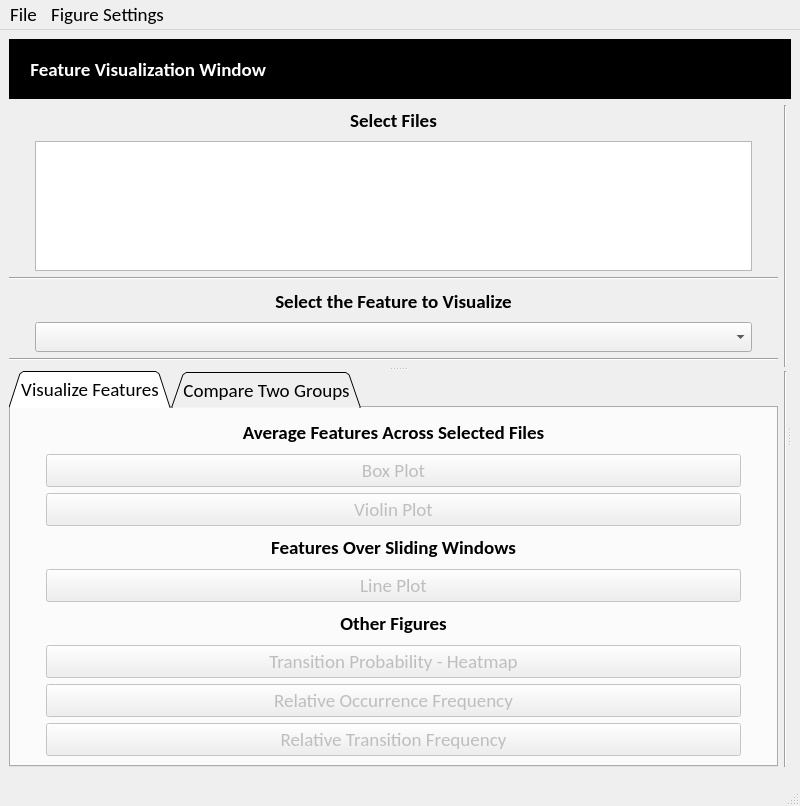
The window that EEG_COMET/ui/FeatureVisualizationWindow.ui (eeg-comet/eeg-comet) describes before a commit, drawn with Qt 5.
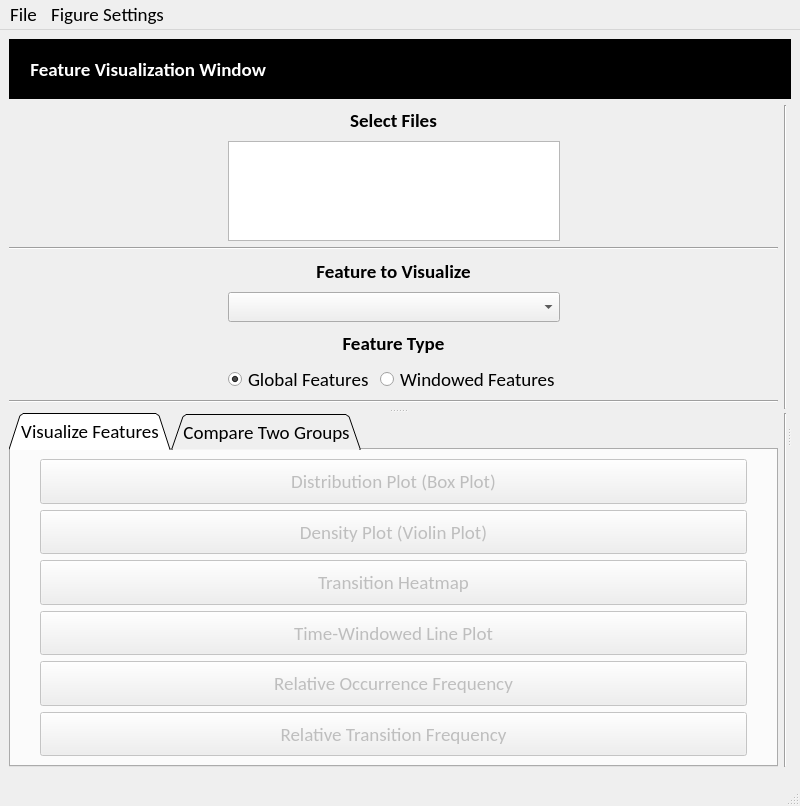
The same window after the commit.

```diff
--- a/EEG_COMET/ui/FeatureVisualizationWindow.ui
+++ b/EEG_COMET/ui/FeatureVisualizationWindow.ui
@@ -73,6 +73,170 @@
        </property>
        <widget class="QWidget" name="gridLayoutWidget">
         <layout class="QGridLayout" name="GLayout_1">
+         <item row="6" column="1">
+          <layout class="QHBoxLayout" name="horizontalLayout">
+           <item>
+            <widget class="QRadioButton" name="radioButton">
+             <property name="sizePolicy">
+              <sizepolicy hsizetype="Preferred" vsizetype="Preferred">
+               <horstretch>0</horstretch>
+               <verstretch>0</verstretch>
+              </sizepolicy>
+             </property>
+             <property name="minimumSize">
+              <size>
+               <width>0</width>
+               <height>30</height>
+              </size>
+             </property>
+             <property name="maximumSize">
+              <size>
+               <width>16777215</width>
+               <height>60</height>
+              </size>
+             </property>
+             <property name="text">
+              <string>Global Features</string>
+             </property>
+             <property name="checked">
+              <bool>true</bool>
+             </property>
+             <attribute name="buttonGroup">
+              <string notr="true">buttonGroup</string>
+             </attribute>
+            </widget>
+           </item>
+           <item>
+            <widget class="QRadioButton" name="radioButton_2">
+             <property name="sizePolicy">
+              <sizepolicy hsizetype="Preferred" vsizetype="Preferred">
+               <horstretch>0</horstretch>
+               <verstretch>0</verstretch>
+              </sizepolicy>
+             </property>
+             <property name="minimumSize">
+              <size>
+               <width>0</width>
+               <height>30</height>
+              </size>
+             </property>
+             <property name="maximumSize">
+              <size>
+               <width>16777215</width>
+               <height>60</height>
+              </size>
+             </property>
+             <property name="text">
+              <string>Windowed Features</string>
+             </property>
+             <attribute name="buttonGroup">
+              <string notr="true">buttonGroup</string>
+             </attribute>
+            </widget>
+           </item>
+          </layout>
+         </item>
+         <item row="4" column="1">
+          <widget class="QComboBox" name="feature_combo">
+           <property name="sizePolicy">
+            <sizepolicy hsizetype="Preferred" vsizetype="Preferred">
+             <horstretch>0</horstretch>
+             <verstretch>0</verstretch>
+            </sizepolicy>
+           </property>
+           <property name="minimumSize">
+            <size>
+             <width>200</width>
+             <height>30</height>
+            </size>
+           </property>
+           <property name="maximumSize">
+            <size>
+             <width>16777215</width>
+             <height>60</height>
+            </size>
+           </property>
+           <property name="font">
+            <font>
+             <pointsize>14</pointsize>
+            </font>
+           </property>
+          </widget>
+         </item>
+         <item row="0" column="0" colspan="3">
+          <widget class="QLabel" name="filename_label">
+           <property name="sizePolicy">
+            <sizepolicy hsizetype="Preferred" vsizetype="Preferred">
+             <horstretch>0</horstretch>
+             <verstretch>0</verstretch>
+            </sizepolicy>
+           </property>
+           <property name="minimumSize">
+            <size>
+             <width>0</width>
+             <height>30</height>
+            </size>
+           </property>
+           <property name="maximumSize">
+            <size>
+             <width>16777215</width>
+             <height>60</height>
+            </size>
+           </property>
+           <property name="font">
+            <font>
+             <pointsize>14</pointsize>
+             <weight>75</weight>
+             <bold>true</bold>
+            </font>
+           </property>
+           <property name="text">
+            <string>Select Files</string>
+           </property>
+           <property name="alignment">
+            <set>Qt::AlignCenter</set>
+           </property>
+          </widget>
+         </item>
+         <item row="1" column="0">
+          <spacer name="HSpacer">
+           <property name="orientation">
+            <enum>Qt::Horizontal</enum>
+           </property>
+           <property name="sizeType">
+            <enum>QSizePolicy::Maximum</enum>
+           </property>
+           <property name="sizeHint" stdset="0">
+            <size>
+             <width>20</width>
+             <height>20</height>
+            </size>
+           </property>
+          </spacer>
+         </item>
+         <item row="2" column="0" colspan="3">
+          <widget class="Line" name="line_2">
+           <property name="orientation">
+            <enum>Qt::Horizontal</enum>
+           </property>
+          </widget>
+         </item>
+         <item row="1" column="2">
+          <spacer name="HSpacer_2">
+           <property name="orientation">
+            <enum>Qt::Horizontal</enum>
+           </property>
+           <property name="sizeType">
+            <enum>QSizePolicy::Maximum</enum>
+           </property>
+           <property name="sizeHint" stdset="0">
+            <size>
+             <width>20</width>
+             <height>20</height>
+            </size>
+           </property>
+          </spacer>
+         </item>
          <item row="1" column="1">
           <widget class="QListWidget" name="all_files_list">
            <property name="sizePolicy">
@@ -99,74 +263,15 @@
            </property>
           </widget>
          </item>
-         <item row="0" column="3" rowspan="7">
+         <item row="0" column="3" rowspan="9">
           <widget class="Line" name="line_1">
            <property name="orientation">
             <enum>Qt::Vertical</enum>
            </property>
           </widget>
          </item>
-         <item row="4" column="1">
-          <widget class="QComboBox" name="feature_combo">
-           <property name="sizePolicy">
-            <sizepolicy hsizetype="Preferred" vsizetype="Preferred">
-             <horstretch>0</horstretch>
-             <verstretch>0</verstretch>
-            </sizepolicy>
-           </property>
-           <property name="minimumSize">
-            <size>
-             <width>200</width>
-             <height>30</height>
-            </size>
-           </property>
-           <property name="maximumSize">
-            <size>
-             <width>16777215</width>
-             <height>60</height>
-            </size>
-           </property>
-           <property name="font">
-            <font>
-             <pointsize>14</pointsize>
-            </font>
-           </property>
-          </widget>
-         </item>
-         <item row="1" column="0">
-          <spacer name="HSpacer">
-           <property name="orientation">
-            <enum>Qt::Horizontal</enum>
-           </property>
-           <property name="sizeType">
-            <enum>QSizePolicy::Maximum</enum>
-           </property>
-           <property name="sizeHint" stdset="0">
-            <size>
-             <width>20</width>
-             <height>20</height>
-            </size>
-           </property>
-          </spacer>
-         </item>
-         <item row="1" column="2">
-          <spacer name="HSpacer_2">
-           <property name="orientation">
-            <enum>Qt::Horizontal</enum>
-           </property>
-           <property name="sizeType">
-            <enum>QSizePolicy::Maximum</enum>
-           </property>
-           <property name="sizeHint" stdset="0">
-            <size>
-             <width>20</width>
-             <height>20</height>
-            </size>
-           </property>
-          </spacer>
-         </item>
-         <item row="0" column="0" colspan="3">
-          <widget class="QLabel" name="filename_label">
+         <item row="3" column="0" colspan="3">
+          <widget class="QLabel" name="feature_label1">
            <property name="sizePolicy">
             <sizepolicy hsizetype="Preferred" vsizetype="Preferred">
              <horstretch>0</horstretch>
@@ -193,15 +298,15 @@
             </font>
            </property>
            <property name="text">
-            <string>Select Files</string>
+            <string>Feature to Visualize</string>
            </property>
            <property name="alignment">
             <set>Qt::AlignCenter</set>
            </property>
           </widget>
          </item>
-         <item row="2" column="0" colspan="3">
-          <widget class="Line" name="line_2">
+         <item row="7" column="0" colspan="3">
+          <widget class="Line" name="line_5">
            <property name="orientation">
             <enum>Qt::Horizontal</enum>
            </property>
@@ -239,48 +344,73 @@
            </property>
           </spacer>
          </item>
-         <item row="3" column="0" colspan="3">
-          <widget class="QLabel" name="feature_label">
-           <property name="sizePolicy">
-            <sizepolicy hsizetype="Preferred" vsizetype="Preferred">
-             <horstretch>0</horstretch>
-             <verstretch>0</verstretch>
-            </sizepolicy>
-           </property>
-           <property name="minimumSize">
-            <size>
-             <width>0</width>
-             <height>30</height>
-            </size>
-           </property>
-           <property name="maximumSize">
-            <size>
-             <width>16777215</width>
-             <height>60</height>
-            </size>
-           </property>
-           <property name="font">
-            <font>
-             <pointsize>14</pointsize>
-             <weight>75</weight>
-             <bold>true</bold>
-            </font>
-           </property>
-           <property name="text">
-            <string>Select the Feature to Visualize</string>
-           </property>
-           <property name="alignment">
-            <set>Qt::AlignCenter</set>
-           </property>
-          </widget>
-         </item>
          <item row="5" column="0" colspan="3">
-          <widget class="Line" name="line_5">
-           <property name="orientation">
-            <enum>Qt::Horizontal</enum>
+          <widget class="QLabel" name="feature_label2">
+           <property name="sizePolicy">
+            <sizepolicy hsizetype="Preferred" vsizetype="Preferred">
+             <horstretch>0</horstretch>
+             <verstretch>0</verstretch>
+            </sizepolicy>
+           </property>
+           <property name="minimumSize">
+            <size>
+             <width>0</width>
+             <height>30</height>
+            </size>
+           </property>
+           <property name="maximumSize">
+            <size>
+             <width>16777215</width>
+             <height>60</height>
+            </size>
+           </property>
+           <property name="font">
+            <font>
+             <pointsize>14</pointsize>
+             <weight>75</weight>
+             <bold>true</bold>
+            </font>
+           </property>
+           <property name="text">
+            <string>Feature Type</string>
+           </property>
+           <property name="alignment">
+            <set>Qt::AlignCenter</set>
            </property>
           </widget>
          </item>
+         <item row="6" column="0">
+          <spacer name="HSpacer_6">
+           <property name="orientation">
+            <enum>Qt::Horizontal</enum>
+           </property>
+           <property name="sizeType">
+            <enum>QSizePolicy::Maximum</enum>
+           </property>
+           <property name="sizeHint" stdset="0">
+            <size>
+             <width>20</width>
+             <height>20</height>
+            </size>
+           </property>
+          </spacer>
+         </item>
+         <item row="6" column="2">
+          <spacer name="HSpacer_10">
+           <property name="orientation">
+            <enum>Qt::Horizontal</enum>
+           </property>
+           <property name="sizeType">
+            <enum>QSizePolicy::Maximum</enum>
+           </property>
+           <property name="sizeHint" stdset="0">
+            <size>
+             <width>20</width>
+             <height>20</height>
+            </size>
+           </property>
+          </spacer>
+         </item>
         </layout>
        </widget>
        <widget class="QWidget" name="horizontalLayoutWidget">
@@ -304,40 +434,8 @@
              <string>Visualize Features</string>
             </attribute>
             <layout class="QGridLayout" name="gridLayout_2">
-             <item row="4" column="2">
-              <spacer name="HSpacer_11">
-               <property name="orientation">
-                <enum>Qt::Horizontal</enum>
-               </property>
-               <property name="sizeType">
-                <enum>QSizePolicy::Maximum</enum>
-               </property>
-               <property name="sizeHint" stdset="0">
-                <size>
-                 <width>20</width>
-                 <height>20</height>
-                </size>
-               </property>
-              </spacer>
-             </item>
-             <item row="1" column="0" rowspan="2">
-              <spacer name="HSpacer_5">
-               <property name="orientation">
-                <enum>Qt::Horizontal</enum>
-               </property>
-               <property name="sizeType">
-                <enum>QSizePolicy::Maximum</enum>
-               </property>
-               <property name="sizeHint" stdset="0">
-                <size>
-                 <width>20</width>
-                 <height>20</height>
-                </size>
-               </property>
-              </spacer>
-             </item>
-             <item row="6" column="1">
-              <widget class="QPushButton" name="plot_heatmap_button">
+             <item row="3" column="1">
+              <widget class="QPushButton" name="plot_all_dynamic_button">
                <property name="enabled">
                 <bool>false</bool>
                </property>
@@ -363,164 +461,11 @@
                 <cursorShape>PointingHandCursor</cursorShape>
                </property>
                <property name="text">
-                <string>Transition Probability - Heatmap</string>
+                <string>Time-Windowed Line Plot</string>
                </property>
               </widget>
              </item>
-             <item row="1" column="2" rowspan="2">
-              <spacer name="HSpacer_9">
-               <property name="orientation">
-                <enum>Qt::Horizontal</enum>
-               </property>
-               <property name="sizeType">
-                <enum>QSizePolicy::Maximum</enum>
-               </property>
-               <property name="sizeHint" stdset="0">
-                <size>
-                 <width>20</width>
-                 <height>20</height>
-                </size>
-               </property>
-              </spacer>
-             </item>
-             <item row="5" column="0" colspan="3">
-              <widget class="QLabel" name="plot_others_label">
-               <property name="sizePolicy">
-                <sizepolicy hsizetype="Preferred" vsizetype="Preferred">
-                 <horstretch>0</horstretch>
-                 <verstretch>0</verstretch>
-                </sizepolicy>
-               </property>
-               <property name="minimumSize">
-                <size>
-                 <width>0</width>
-                 <height>30</height>
-                </size>
-               </property>
-               <property name="maximumSize">
-                <size>
-                 <width>16777215</width>
-                 <height>60</height>
-                </size>
-               </property>
-               <property name="font">
-                <font>
-                 <pointsize>14</pointsize>
-                 <weight>75</weight>
-                 <bold>true</bold>
-                </font>
-               </property>
-               <property name="text">
-                <string>Other Figures</string>
-               </property>
-               <property name="alignment">
-                <set>Qt::AlignCenter</set>
-               </property>
-              </widget>
-             </item>
-             <item row="0" column="0" colspan="3">
-              <widget class="QLabel" name="plot_all_static_label">
-               <property name="sizePolicy">
-                <sizepolicy hsizetype="Preferred" vsizetype="Preferred">
-                 <horstretch>0</horstretch>
-                 <verstretch>0</verstretch>
-                </sizepolicy>
-               </property>
-               <property name="minimumSize">
-                <size>
-                 <width>0</width>
-                 <height>30</height>
-                </size>
-               </property>
-               <property name="maximumSize">
-                <size>
-                 <width>16777215</width>
-                 <height>60</height>
-                </size>
-               </property>
-               <property name="font">
-                <font>
-                 <pointsize>14</pointsize>
-                 <weight>75</weight>
-                 <bold>true</bold>
-                </font>
-               </property>
-               <property name="text">
-                <string>Average Features Across Selected Files</string>
-               </property>
-               <property name="alignment">
-                <set>Qt::AlignCenter</set>
-               </property>
-              </widget>
-             </item>
-             <item row="3" column="0" colspan="3">
-              <widget class="QLabel" name="plot_all_dynamic_label">
-               <property name="sizePolicy">
-                <sizepolicy hsizetype="Preferred" vsizetype="Preferred">
-                 <horstretch>0</horstretch>
-                 <verstretch>0</verstretch>
-                </sizepolicy>
-               </property>
-               <property name="minimumSize">
-                <size>
-                 <width>0</width>
-                 <height>30</height>
-                </size>
-               </property>
-               <property name="maximumSize">
-                <size>
-                 <width>16777215</width>
-                 <height>60</height>
-                </size>
-               </property>
-               <property name="font">
-                <font>
-                 <pointsize>14</pointsize>
-                 <weight>75</weight>
-                 <bold>true</bold>
-                </font>
-               </property>
-               <property name="text">
-                <string>Features Over Sliding Windows</string>
-               </property>
-               <property name="alignment">
-                <set>Qt::AlignCenter</set>
-               </property>
-              </widget>
-             </item>
-             <item row="4" column="0">
-              <spacer name="HSpacer_7">
-               <property name="orientation">
-                <enum>Qt::Horizontal</enum>
-               </property>
-               <property name="sizeType">
-                <enum>QSizePolicy::Maximum</enum>
-               </property>
-               <property name="sizeHint" stdset="0">
-                <size>
-                 <width>20</width>
-                 <height>20</height>
-                </size>
-               </property>
-              </spacer>
-             </item>
-             <item row="6" column="0">
-              <spacer name="HSpacer_8">
-               <property name="orientation">
-                <enum>Qt::Horizontal</enum>
-               </property>
-               <property name="sizeType">
-                <enum>QSizePolicy::Maximum</enum>
-               </property>
-               <property name="sizeHint" stdset="0">
-                <size>
-                 <width>20</width>
-                 <height>20</height>
-                </size>
-               </property>
-              </spacer>
-             </item>
-             <item row="1" column="1">
+             <item row="0" column="1">
               <widget class="QPushButton" name="plot_static_box_plot_button">
                <property name="enabled">
                 <bool>false</bool>
@@ -552,11 +497,78 @@
                 <cursorShape>PointingHandCursor</cursorShape>
                </property>
                <property name="text">
-                <string>Box Plot</string>
+                <string>Distribution Plot (Box Plot)</string>
                </property>
               </widget>
              </item>
-             <item row="7" column="1">
+             <item row="1" column="1">
+              <widget class="QPushButton" name="plot_static_violin_plot_button">
+               <property name="enabled">
+                <bool>false</bool>
+               </property>
+               <property name="sizePolicy">
+                <sizepolicy hsizetype="Preferred" vsizetype="Preferred">
+                 <horstretch>0</horstretch>
+                 <verstretch>0</verstretch>
+                </sizepolicy>
+               </property>
+               <property name="minimumSize">
+                <size>
+                 <width>200</width>
+                 <height>30</height>
+                </size>
+               </property>
+               <property name="maximumSize">
+                <size>
+                 <width>16777215</width>
+                 <height>60</height>
+                </size>
+               </property>
+               <property name="font">
+                <font>
+                 <pointsize>14</pointsize>
+                </font>
+               </property>
+               <property name="cursor">
+                <cursorShape>PointingHandCursor</cursorShape>
+               </property>
+               <property name="text">
+                <string>Density Plot (Violin Plot)</string>
+               </property>
+              </widget>
+             </item>
+             <item row="2" column="1">
+              <widget class="QPushButton" name="plot_heatmap_button">
+               <property name="enabled">
+                <bool>false</bool>
+               </property>
+               <property name="sizePolicy">
+                <sizepolicy hsizetype="Preferred" vsizetype="Preferred">
+                 <horstretch>0</horstretch>
+                 <verstretch>0</verstretch>
+                </sizepolicy>
+               </property>
+               <property name="minimumSize">
+                <size>
+                 <width>200</width>
+                 <height>30</height>
+                </size>
+               </property>
+               <property name="maximumSize">
+                <size>
+                 <width>16777215</width>
+                 <height>60</height>
+                </size>
+               </property>
+               <property name="cursor">
+                <cursorShape>PointingHandCursor</cursorShape>
+               </property>
+               <property name="text">
+                <string>Transition Heatmap</string>
+               </property>
+              </widget>
+             </item>
+             <item row="4" column="1">
               <widget class="QPushButton" name="plot_rof_button">
                <property name="enabled">
                 <bool>false</bool>
@@ -587,8 +599,8 @@
                </property>
               </widget>
              </item>
-             <item row="6" column="2">
-              <spacer name="HSpacer_12">
+             <item row="0" column="0" rowspan="6">
+              <spacer name="HSpacer_5">
                <property name="orientation">
                 <enum>Qt::Horizontal</enum>
                </property>
@@ -603,74 +615,7 @@
                </property>
               </spacer>
              </item>
-             <item row="4" column="1">
-              <widget class="QPushButton" name="plot_all_dynamic_button">
-               <property name="enabled">
-                <bool>false</bool>
-               </property>
-               <property name="sizePolicy">
-                <sizepolicy hsizetype="Preferred" vsizetype="Preferred">
-                 <horstretch>0</horstretch>
-                 <verstretch>0</verstretch>
-                </sizepolicy>
-               </property>
-               <property name="minimumSize">
-                <size>
-                 <width>200</width>
-                 <height>30</height>
-                </size>
-               </property>
-               <property name="maximumSize">
-                <size>
-                 <width>16777215</width>
-                 <height>60</height>
-                </size>
-               </property>
-               <property name="cursor">
-                <cursorShape>PointingHandCursor</cursorShape>
-               </property>
-               <property name="text">
-                <string>Line Plot</string>
-               </property>
-              </widget>
-             </item>
-             <item row="2" column="1">
-              <widget class="QPushButton" name="plot_static_violin_plot_button">
-               <property name="enabled">
-                <bool>false</bool>
-               </property>
-               <property name="sizePolicy">
-                <sizepolicy hsizetype="Preferred" vsizetype="Preferred">
-                 <horstretch>0</horstretch>
-                 <verstretch>0</verstretch>
-                </sizepolicy>
-               </property>
-               <property name="minimumSize">
-                <size>
-                 <width>200</width>
-                 <height>30</height>
-                </size>
-               </property>
-               <property name="maximumSize">
-                <size>
-                 <width>16777215</width>
-                 <height>60</height>
-                </size>
-               </property>
-               <property name="font">
-                <font>
-                 <pointsize>14</pointsize>
-                </font>
-               </property>
-               <property name="cursor">
-                <cursorShape>PointingHandCursor</cursorShape>
-               </property>
-               <property name="text">
-                <string>Violin Plot</string>
-               </property>
-              </widget>
-             </item>
-             <item row="8" column="1">
+             <item row="5" column="1">
               <widget class="QPushButton" name="plot_rtf_button">
                <property name="enabled">
                 <bool>false</bool>
@@ -701,6 +646,22 @@
                </property>
               </widget>
              </item>
+             <item row="0" column="2" rowspan="6">
+              <spacer name="HSpacer_9">
+               <property name="orientation">
+                <enum>Qt::Horizontal</enum>
+               </property>
+               <property name="sizeType">
+                <enum>QSizePolicy::Maximum</enum>
+               </property>
+               <property name="sizeHint" stdset="0">
+                <size>
+                 <width>20</width>
+                 <height>20</height>
+                </size>
+               </property>
+              </spacer>
+             </item>
             </layout>
            </widget>
            <widget class="QWidget" name="tab_2">
```
Left out of the diff: 3 changed lines with no effect on the pictures.
